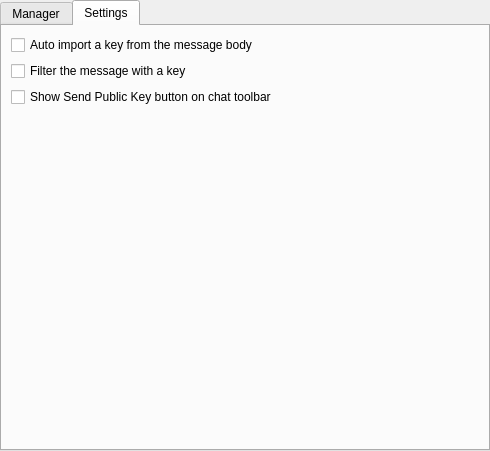
psi-im/plugins, file generic/gnupgplugin/options.ui: the form before one commit.
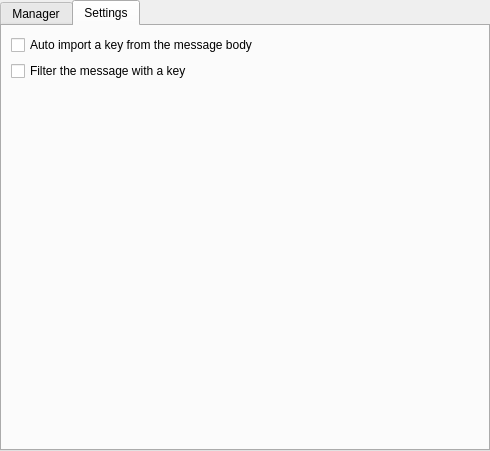
The form after the commit. The open tabs and pages were chosen to show the change.

Commit message:
[gnupg] dropped show no chat toolbar option
Now there is a way to setup chat toolbar.
That option has no any sense anymore.

Diff of the .ui file:
```diff
--- a/generic/gnupgplugin/options.ui
+++ b/generic/gnupgplugin/options.ui
@@ -116,13 +116,6 @@
          </property>
         </widget>
        </item>
-       <item>
-        <widget class="QCheckBox" name="chkSendChatButton">
-         <property name="text">
-          <string>Show Send Public Key button on chat toolbar</string>
-         </property>
-        </widget>
-       </item>
        <item>
         <spacer name="verticalSpacer_2">
          <property name="orientation">
```
The commit also changes 4 other files.
